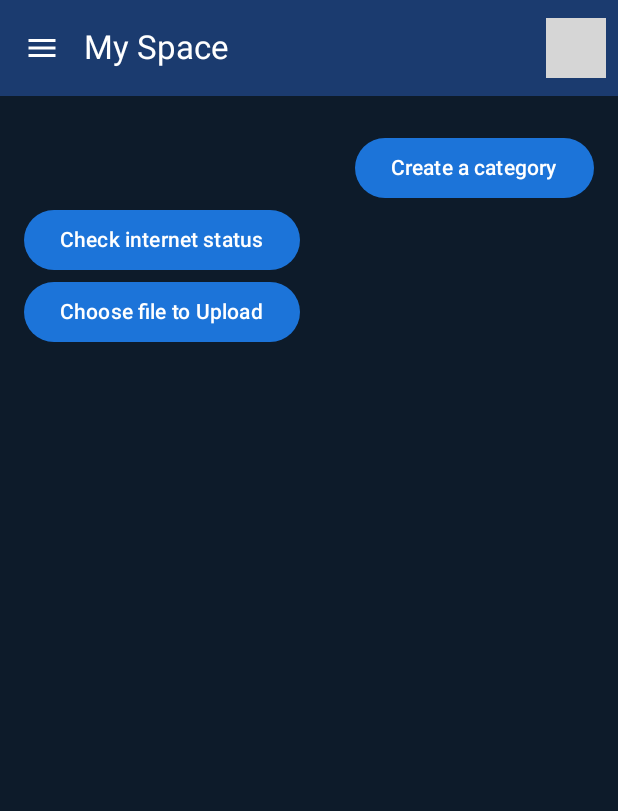
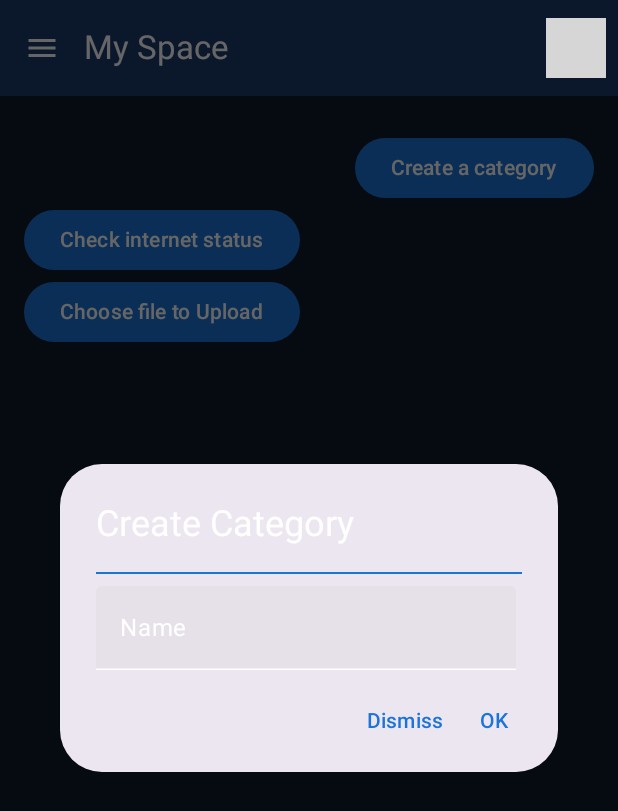
Before and after one commit to vijay-kartik/MySpace, an Android app built with Jetpack Compose: the composable HomeScreen shown on its own in the app's theme, after a tap on "Create a category", on a phone screen of 412 x 824 dp. Shown: the top 811 px of the screen. Run offline under Robolectric (Android 15) with nearby library versions, the phone set to English and light mode, and no system bars; our stand-ins replace Dagger/Hilt's generated code, Firebase (no records; nobody signed in at launch, a user with empty details on screens opened directly); 5 statements that could not run were skipped; grey boxes are pictures that could not be loaded.

Commit message:
Add Create category dialog

```diff
--- a/app/src/main/java/com/vkartik/myspace/MySpaceAppState.kt
+++ b/app/src/main/java/com/vkartik/myspace/MySpaceAppState.kt
@@ -9,6 +9,7 @@ class MySpaceAppState(
     val navController: NavHostController,
     val coroutineScope: CoroutineScope
 ) {
+
     fun navigate(route: String) {
         navController.navigate(route) { launchSingleTop = true }
     }
--- a/app/src/main/java/com/vkartik/myspace/ui/presentation/home/HomeScreen.kt
+++ b/app/src/main/java/com/vkartik/myspace/ui/presentation/home/HomeScreen.kt
@@ -30,6 +30,7 @@ import androidx.compose.material3.TopAppBar
 import androidx.compose.material3.TopAppBarDefaults
 import androidx.compose.material3.rememberDrawerState
 import androidx.compose.runtime.Composable
+import androidx.compose.runtime.LaunchedEffect
 import androidx.compose.runtime.getValue
 import androidx.compose.runtime.rememberCoroutineScope
 import androidx.compose.ui.Alignment
@@ -42,6 +43,7 @@ import androidx.compose.ui.unit.dp
 import androidx.hilt.navigation.compose.hiltViewModel
 import androidx.lifecycle.compose.collectAsStateWithLifecycle
 import com.example.core.ui.extensions.showToast
+import com.vkartik.myspace.ui.presentation.home.components.CreateCategoryCard
 import com.vkartik.myspace.ui.presentation.home.components.DrawerContent
 import com.vkartik.myspace.ui.presentation.home.components.ProfileIconButton
 import com.vkartik.myspace.ui.utils.extractBorderColorFrom
@@ -99,17 +101,25 @@ fun HomeContent(
 ) {
     val selectedBitmap: Uri? by viewModel.selectedImage.collectAsStateWithLifecycle()
     val internetConnected: Boolean? by viewModel.internetConnected.collectAsStateWithLifecycle()
+    val homeUiState: HomeUiState? by viewModel.homeUiState.collectAsStateWithLifecycle()
     val context = LocalContext.current
     val launcher =
         rememberLauncherForActivityResult(contract = ActivityResultContracts.PickVisualMedia()) { uri ->
             viewModel.onImageSelected(uri)
         }
     Box(
-        modifier = modifier.padding(16.dp).fillMaxWidth(), contentAlignment = Alignment.TopStart
+        modifier = modifier
+            .padding(16.dp)
+            .fillMaxWidth(), contentAlignment = Alignment.TopStart
     ) {
+        if (homeUiState?.showCategoryDialog == true) {
+            CreateCategoryCard {
+                viewModel.showCategoryDialog(false)
+            }
+        }
         Column(modifier = Modifier.fillMaxWidth()) {
             Spacer(modifier = Modifier.height(8.dp))
-            Button(onClick = { /*TODO*/ }, modifier = Modifier.align(Alignment.End)) {
+            Button(onClick = { viewModel.showCategoryDialog() }, modifier = Modifier.align(Alignment.End)) {
                 Text(text = "Create a category")
             }
             Button(onClick = {
--- a/app/src/main/java/com/vkartik/myspace/ui/presentation/home/HomeUiState.kt
+++ b/app/src/main/java/com/vkartik/myspace/ui/presentation/home/HomeUiState.kt
@@ -3,5 +3,6 @@ package com.vkartik.myspace.ui.presentation.home
 import com.vkartik.myspace.ui.presentation.sign_in.UserData
 
 data class HomeUiState(
-    val userData: UserData
+    val userData: UserData,
+    val showCategoryDialog: Boolean = false
 )
--- a/app/src/main/java/com/vkartik/myspace/ui/presentation/home/HomeViewModel.kt
+++ b/app/src/main/java/com/vkartik/myspace/ui/presentation/home/HomeViewModel.kt
@@ -11,6 +11,7 @@ import dagger.hilt.android.lifecycle.HiltViewModel
 import kotlinx.coroutines.flow.MutableStateFlow
 import kotlinx.coroutines.flow.StateFlow
 import kotlinx.coroutines.flow.asStateFlow
+import kotlinx.coroutines.flow.update
 import kotlinx.coroutines.launch
 import javax.inject.Inject
 
@@ -72,4 +73,10 @@ class HomeViewModel @Inject constructor(
             onSuccessfulSignOut()
         }
     }
+
+    fun showCategoryDialog(show: Boolean = true) {
+        _homeUiState.update {
+            it?.copy(showCategoryDialog = show)
+        }
+    }
 }
--- /dev/null
+++ b/app/src/main/java/com/vkartik/myspace/ui/presentation/home/components/CreateCategoryDialog.kt
@@ -0,0 +1,74 @@
+package com.vkartik.myspace.ui.presentation.home.components
+
+import android.util.Log
+import androidx.compose.foundation.clickable
+import androidx.compose.foundation.layout.Column
+import androidx.compose.foundation.layout.Spacer
+import androidx.compose.foundation.layout.height
+import androidx.compose.foundation.layout.padding
+import androidx.compose.foundation.layout.widthIn
+import androidx.compose.material3.AlertDialog
+import androidx.compose.material3.Divider
+import androidx.compose.material3.MaterialTheme
+import androidx.compose.material3.Text
+import androidx.compose.material3.TextField
+import androidx.compose.runtime.Composable
+import androidx.compose.runtime.getValue
+import androidx.compose.runtime.mutableStateOf
+import androidx.compose.runtime.saveable.rememberSaveable
+import androidx.compose.runtime.setValue
+import androidx.compose.ui.Modifier
+import androidx.compose.ui.platform.LocalConfiguration
+import androidx.compose.ui.platform.LocalContext
+import androidx.compose.ui.res.stringResource
+import androidx.compose.ui.unit.dp
+import androidx.compose.ui.window.DialogProperties
+import com.example.core.ui.extensions.showToast
+
+@Composable
+fun CreateCategoryCard(onDismiss: () -> Unit) {
+    var categoryName by rememberSaveable { mutableStateOf("") }
+    AlertDialog(
+        properties = DialogProperties(usePlatformDefaultWidth = false),
+        modifier = Modifier.widthIn(max = LocalConfiguration.current.screenWidthDp.dp - 80.dp),
+        title = { Text(text = "Create Category") },
+        text = {
+            Column {
+                Divider()
+                Spacer(modifier = Modifier.height(8.dp))
+                TextField(
+                    placeholder = { Text(text = "Enter category name") },
+                    label = { Text(text = "Name") },
+                    value = categoryName,
+                    onValueChange = { categoryName = it })
+            }
+
+        },
+        onDismissRequest = {
+            Log.i("kartikd", "dismiss")
+            onDismiss()
+        }, confirmButton = {
+            Text(
+                text = "OK",
+                style = MaterialTheme.typography.labelLarge,
+                color = MaterialTheme.colorScheme.primary,
+                modifier = Modifier
+                    .padding(horizontal = 8.dp)
+                    .clickable(
+                        enabled = if (categoryName.isNotEmpty()) true else false,
+                        onClick = { onDismiss() }
+                    )
+            )
+        }, dismissButton = {
+            Text(
+                text = "Dismiss",
+                style = MaterialTheme.typography.labelLarge,
+                color = MaterialTheme.colorScheme.primary,
+                modifier = Modifier
+                    .padding(horizontal = 8.dp)
+                    .clickable(
+                        onClick = { onDismiss() }
+                    )
+            )
+        })
+}
```
